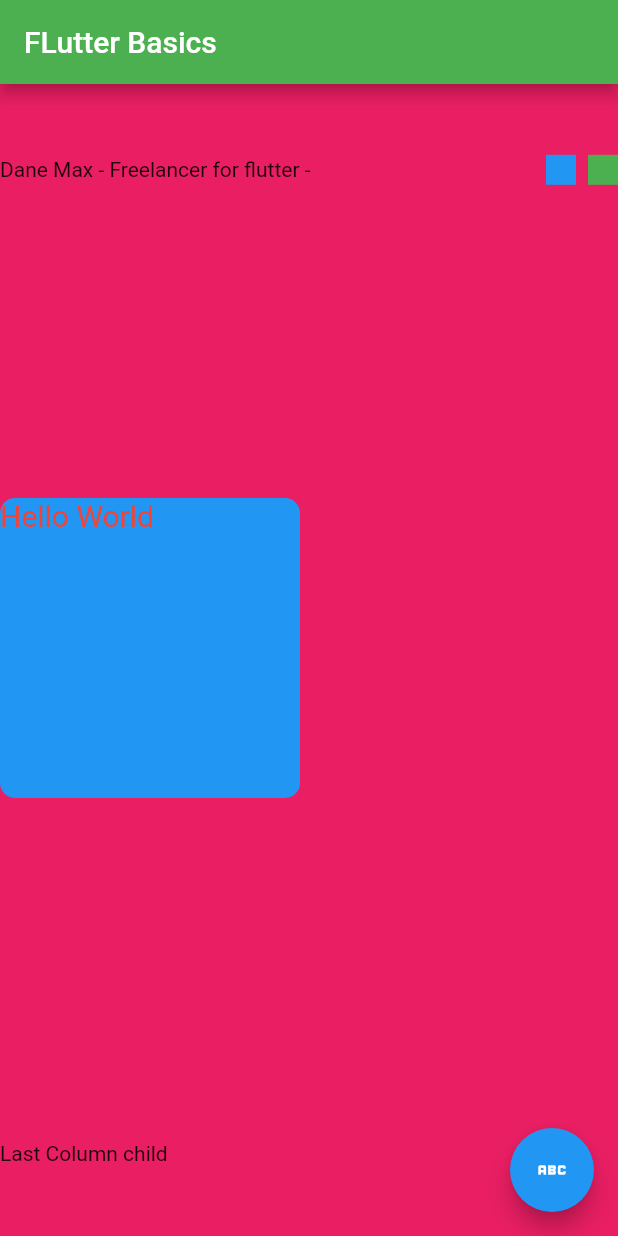
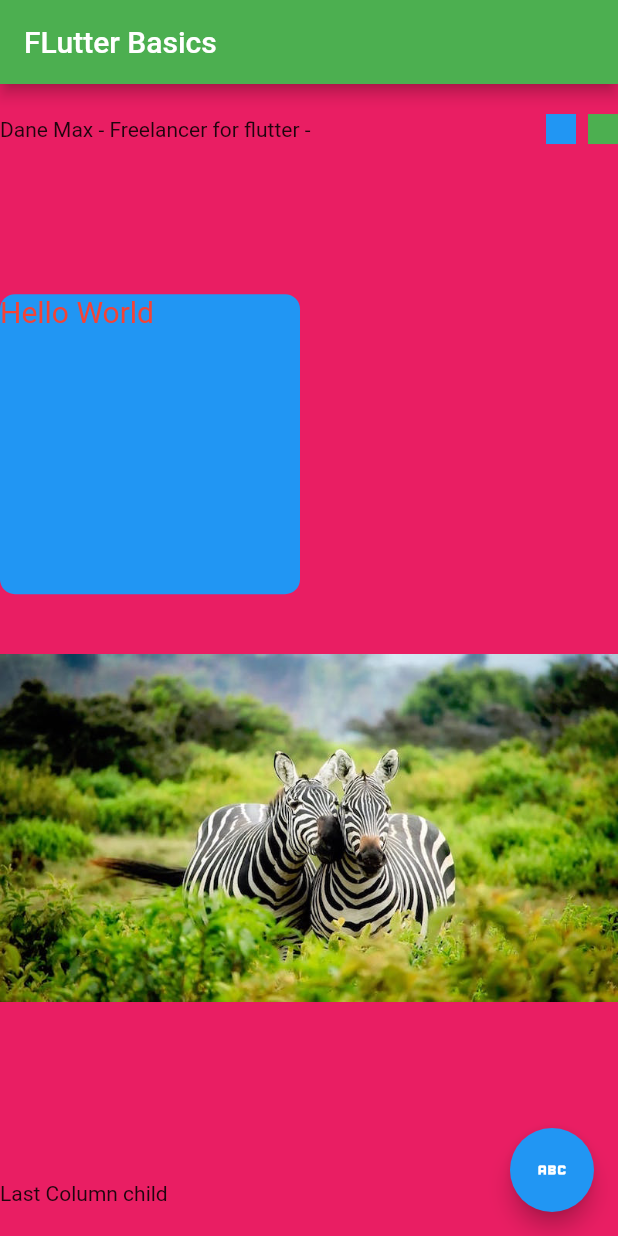
Before and after one commit to Omoefe-Ugboma/mobi, a Flutter app: the screen it shows after launch, on a phone screen of 412 x 824 dp. Run offline on Flutter 3.47's test engine with Material 2 defaults, Android fonts, the phone set to English and light mode, and no system bars.

```diff
--- a/lib/main.dart
+++ b/lib/main.dart
@@ -74,6 +74,9 @@ class MyApp extends StatelessWidget{
                     ),
                   ),
                 ),
+                SizedBox(
+                  child: Image.asset('assets/tour-5.jpeg'),
+                ),
                 const SizedBox(
                   height: 40,
                 ),
--- a/pubspec.yaml
+++ b/pubspec.yaml
@@ -59,8 +59,8 @@ flutter:
   uses-material-design: true
 
   # To add assets to your application, add an assets section, like this:
-  # assets:
-  #   - images/a_dot_burr.jpeg
+  assets:
+    - assets/tour-5.jpeg
   #   - images/a_dot_ham.jpeg
 
   # An image asset can refer to one or more resolution-specific "variants", see
```
Also changed, not shown: assets/tour-5.jpeg (added).
